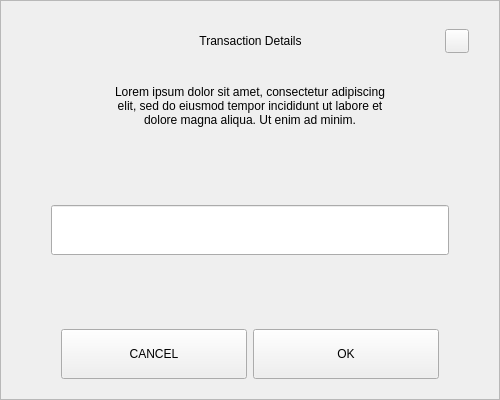
Before: the Qt Designer form src/qt/ucacoin/forms/sendchangeaddressdialog.ui in ucacoin/Ucacoin2, drawn with Qt 5.
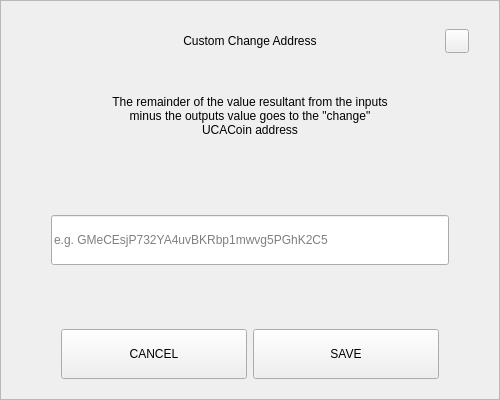
After: the same form once the commit is applied.

Patch:
```diff
--- a/src/qt/ucacoin/forms/sendchangeaddressdialog.ui
+++ b/src/qt/ucacoin/forms/sendchangeaddressdialog.ui
@@ -92,7 +92,7 @@
            <string notr="true">padding-left:24px;</string>
           </property>
           <property name="text">
-           <string>Transaction Details</string>
+           <string>Custom Change Address</string>
           </property>
           <property name="alignment">
            <set>Qt::AlignCenter</set>
@@ -160,11 +160,11 @@
         <property name="minimumSize">
          <size>
           <width>0</width>
-          <height>50</height>
+          <height>70</height>
          </size>
         </property>
         <property name="text">
-         <string>Lorem ipsum dolor sit amet, consectetur adipiscing elit, sed do eiusmod tempor incididunt ut labore et dolore magna aliqua. Ut enim ad minim.</string>
+         <string>The remainder of the value resultant from the inputs minus the outputs value goes to the &quot;change&quot; UCACoin address</string>
         </property>
         <property name="alignment">
          <set>Qt::AlignCenter</set>
@@ -206,6 +206,9 @@
             <height>50</height>
            </size>
           </property>
+          <property name="placeholderText">
+           <string notr="true">e.g. GMeCEsjP732YA4uvBKRbp1mwvg5PGhK2C5</string>
+          </property>
          </widget>
         </item>
        </layout>
@@ -262,7 +265,7 @@
            <enum>Qt::NoFocus</enum>
           </property>
           <property name="text">
-           <string>OK</string>
+           <string>SAVE</string>
           </property>
          </widget>
         </item>
```
